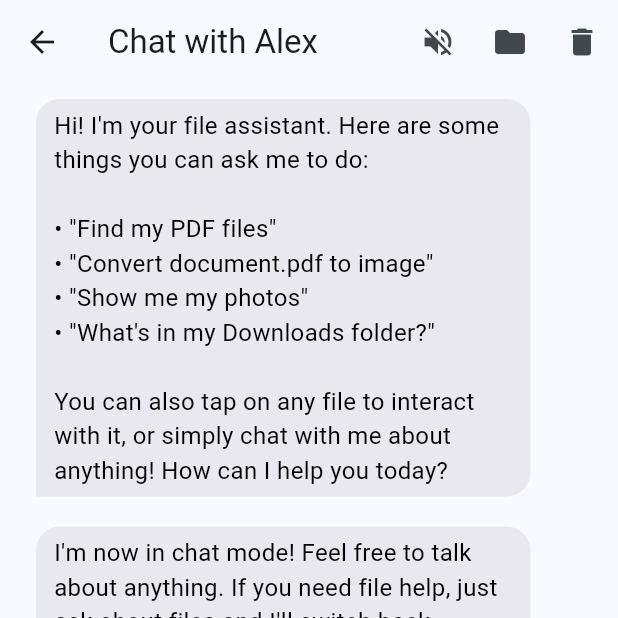
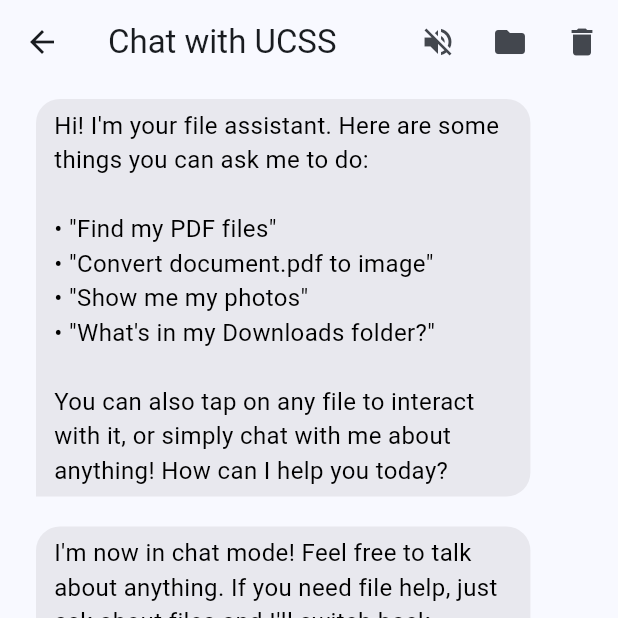
Before and after one commit to Pinne-Peru-idaam/flutter-file-manger, a Flutter app: the ChatScreen screen opened directly with empty values, after a tap on the "mic" icon, after a tap on the "volume up" icon, after a tap on the "chat" icon, on a phone screen of 412 x 824 dp, the top half of it. Run offline on Flutter 3.47's test engine with Material 3 defaults, Android fonts, the phone set to English and light mode, and no system bars; our stand-ins replace chat_bubbles, device_info_plus, flutter_tts, open_file, permission_handler, shared_preferences and 1 more; missing offline and left inert: app_settings, pdf_render; accounts and stored records are empty.

Commit message:
just change the name of ai

```diff
--- a/lib/main.dart
+++ b/lib/main.dart
@@ -2321,7 +2321,7 @@ class FileAssistant {
 // New class for more human-like conversation
 class OfflineChatAssistant {
   // Personal details to create a more human-like persona
-  final String name = "Alex";
+  final String name = "UCSS";
   final List<String> hobbies = ["photography", "hiking", "reading", "coding"];
   final Map<String, List<String>> knowledgeBase = {
     "interests": ["mobile apps", "AI", "technology", "productivity"],
@@ -2382,10 +2382,10 @@ class OfflineChatAssistant {
       "What do you call a factory that makes good products? A satisfactory!"
     ],
     "who_are_you": [
-      "I'm Alex, your personal file assistant. I help you manage files and we can chat about other things too!",
-      "I'm a digital assistant named Alex that specializes in file management, but I enjoy good conversation too.",
-      "Think of me as your file-organizing friend Alex who's always ready to chat!",
-      "I'm Alex, designed to help with your files but also happy to have a friendly conversation."
+      "I'm UCSS, your personal file assistant. I help you manage files and we can chat about other things too!",
+      "I'm a digital assistant named UCSS that specializes in file management, but I enjoy good conversation too.",
+      "Think of me as your file-organizing friend UCSS who's always ready to chat!",
+      "I'm UCSS, designed to help with your files but also happy to have a friendly conversation."
     ]
   };
 
@@ -2878,7 +2878,7 @@ class _ChatScreenState extends State<ChatScreen> {
       setState(() {
         _messages.add(ChatMessage(
           text:
-              "I'd love to chat! I'm Alex, by the way. What would you like to talk about?",
+              "I'd love to chat! I'm UCSS, by the way. What would you like to talk about?",
           isUser: false,
           files: [],
         ));
@@ -3003,7 +3003,7 @@ class _ChatScreenState extends State<ChatScreen> {
   Widget build(BuildContext context) {
     return Scaffold(
       appBar: AppBar(
-        title: Text(_inChatMode ? 'Chat with Alex' : 'Chat with Files AI'),
+        title: Text(_inChatMode ? 'Chat with UCSS' : 'Chat with Files AI'),
         actions: [
           // Add a TTS toggle button
           IconButton(
@@ -3324,7 +3324,7 @@ class _ChatScreenState extends State<ChatScreen> {
                   hintText: _isListening
                       ? "Listening..."
                       : (_inChatMode
-                          ? "Chat with Alex..."
+                          ? "Chat with UCSS..."
                           : "Ask me about your files..."),
                   border: OutlineInputBorder(
                     borderRadius: BorderRadius.circular(24),
```
